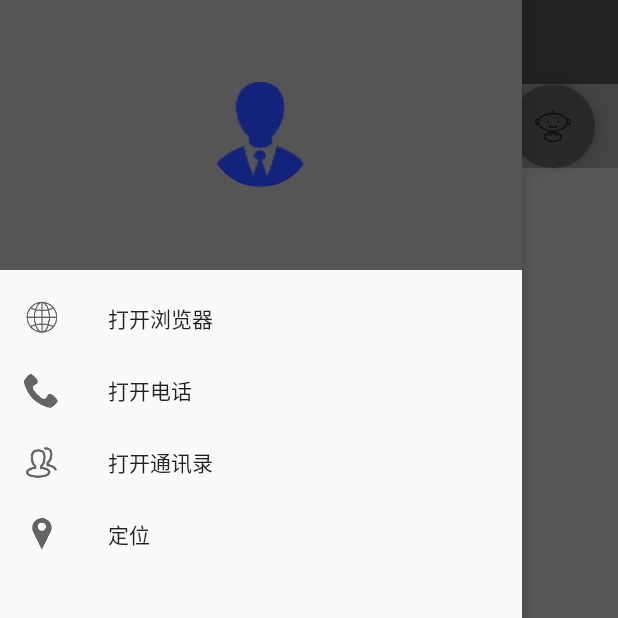
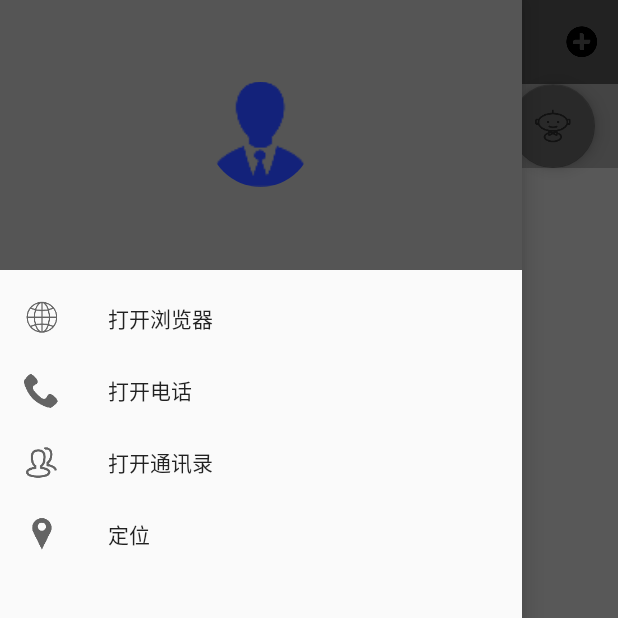
Before and after one commit to xthgrey/intelligentassistant, an Android app: the screen it shows after launch (MainActivity), with the side drawer open, on a phone screen of 412 x 824 dp, the top half of it. Run offline under Robolectric (Android 15) with nearby library versions, the phone set to English and light mode, and no system bars; our stand-ins replace CircleImageView; libraries missing offline, so code that uses them is left out: com.ashokvarma.bottomnavigation, com.baoyz.swipemenulistview; plain views replace BottomNavigationBar; 11 statements that could not run were skipped.

Commit message:
添加：场景增删改功能

```diff
--- a/app/build.gradle
+++ b/app/build.gradle
@@ -58,4 +58,6 @@ dependencies {
     compile 'com.github.bumptech.glide:glide:4.0.0-RC0'
     //BottomNavigation底部导航工具
     compile 'com.ashokvarma.android:bottom-navigation-bar:1.4.1'
+    //具有侧滑功能的listview
+    compile 'com.baoyz.swipemenulistview:library:1.3.0'
 }
--- a/app/src/main/java/com/xth/intelligentassistant/MainActivity.java
+++ b/app/src/main/java/com/xth/intelligentassistant/MainActivity.java
@@ -1,5 +1,6 @@
 package com.xth.intelligentassistant;
 
+import android.content.DialogInterface;
 import android.content.Intent;
 import android.content.pm.PackageManager;
 import android.graphics.Bitmap;
@@ -10,20 +11,28 @@ import android.os.Message;
 import android.support.annotation.NonNull;
 import android.support.design.widget.FloatingActionButton;
 import android.support.design.widget.NavigationView;
+import android.support.v4.app.Fragment;
+import android.support.v4.app.FragmentManager;
+import android.support.v4.app.FragmentTransaction;
 import android.support.v4.view.GravityCompat;
 import android.support.v4.widget.DrawerLayout;
 import android.support.v7.app.ActionBar;
+import android.support.v7.app.AlertDialog;
 import android.support.v7.app.AppCompatActivity;
 import android.support.v7.widget.Toolbar;
+import android.view.Menu;
 import android.view.MenuItem;
 import android.view.View;
+import android.widget.EditText;
 import android.widget.ImageView;
 import android.widget.TextView;
 import android.widget.Toast;
 
 import com.ashokvarma.bottomnavigation.BottomNavigationBar;
 import com.ashokvarma.bottomnavigation.BottomNavigationItem;
+import com.baoyz.swipemenulistview.SwipeMenuListView;
 import com.xth.intelligentassistant.internetapi.GaodeLocation;
+import com.xth.intelligentassistant.main.SwipeMenuListFragment;
 import com.xth.intelligentassistant.util.Constant;
 import com.xth.intelligentassistant.util.LogUtil;
 
@@ -44,17 +53,19 @@ public class MainActivity extends AppCompatActivity implements NavigationView.On
     private TextView weatherCondTxt;
     private TextView weatherCondHum;
 
+    private SwipeMenuListFragment swipeMenuListFragment;
+
     private GaodeLocation gaodeLocation;//高德地图定位
 
-    private Handler handler = new Handler(){
+    private Handler handler = new Handler() {
         @Override
         public void handleMessage(Message msg) {
-            switch (msg.what){
+            switch (msg.what) {
                 case Constant.WEATHER_CALL_BACK:
                     weatherCity.setText(gaodeLocation.getHttpUtiil().getWeather().getCity());
                     try {
-                        InputStream in = getResources().getAssets().open(Constant.WEATHER + "/" + Constant.WEATHER + gaodeLocation.getHttpUtiil().getWeather().getCondcode()+ Constant.PNG);
-                        Bitmap bmp= BitmapFactory.decodeStream(in);
+                        InputStream in = getResources().getAssets().open(Constant.WEATHER + "/" + Constant.WEATHER + gaodeLocation.getHttpUtiil().getWeather().getCondcode() + Constant.PNG);
+                        Bitmap bmp = BitmapFactory.decodeStream(in);
                         weatherCondCode.setImageBitmap(bmp);
                     } catch (IOException e) {
                         e.printStackTrace();
@@ -66,7 +77,7 @@ public class MainActivity extends AppCompatActivity implements NavigationView.On
                     break;
                 case Constant.WEATHER_EMPTY:
                 case Constant.WEATHER_REQUEST_ERROR:
-                    Toast.makeText(getApplicationContext(),Constant.WEATHER_REQUEST_ERROR_TXT,Toast.LENGTH_SHORT).show();
+                    Toast.makeText(getApplicationContext(), Constant.WEATHER_REQUEST_ERROR_TXT, Toast.LENGTH_SHORT).show();
                     break;
                 default:
                     break;
@@ -75,13 +86,40 @@ public class MainActivity extends AppCompatActivity implements NavigationView.On
     };
 
     @Override
+    public boolean onCreateOptionsMenu(Menu menu) {
+        getMenuInflater().inflate(R.menu.main_tool_bar_menu, menu);//动态创建Toolbar中的菜单
+        return true;
+    }
+
+    @Override
     public boolean onOptionsItemSelected(MenuItem item) {
         switch (item.getItemId()) {
+            case R.id.add:
+                editName();
+                break;
             case android.R.id.home:
                 drawerLayout.openDrawer(GravityCompat.START);
                 break;
         }
         return super.onOptionsItemSelected(item);
+    }
+    private void editName(){
+        final EditText et = new EditText(this);
+        AlertDialog.Builder builder = new AlertDialog.Builder(this);
+        builder.setTitle("场景名称");
+        builder.setView(et);
+        builder.setPositiveButton("确定", new DialogInterface.OnClickListener() {
+            @Override
+            public void onClick(DialogInterface dialog, int which) {
+                String s = et.getText().toString();
+                s = s.replaceAll("\\s", "");
+                if (!"".equals(s)) {
+                    swipeMenuListFragment.swipeViewAddItem(Constant.SWIPE_SENCE_KEY, et.getText().toString());
+                }
+            }
+        });
+        builder.setNegativeButton("取消", null);
+        builder.show();
     }
 
     @Override
@@ -90,7 +128,12 @@ public class MainActivity extends AppCompatActivity implements NavigationView.On
         setContentView(R.layout.activity_main);
 
         applyForPermission();
+        initData();
         initUI();
+    }
+
+    private void initData() {
+
     }
 
     //运行时权限申请授权处理
@@ -134,7 +177,9 @@ public class MainActivity extends AppCompatActivity implements NavigationView.On
         weatherTmp = (TextView) findViewById(R.id.weather_tmp);
         weatherCounty = (TextView) findViewById(R.id.weather_county);
         weatherCondTxt = (TextView) findViewById(R.id.weather_cond_txt);
-        weatherCondHum = (TextView)findViewById(R.id.weather_cond_hum);
+        weatherCondHum = (TextView) findViewById(R.id.weather_cond_hum);
+
+        swipeMenuListFragment = new SwipeMenuListFragment();
 
         setSupportActionBar(toolBar);//将toolBar作为ActionBar
         //添加toolbar导航栏
@@ -149,6 +194,8 @@ public class MainActivity extends AppCompatActivity implements NavigationView.On
                 .addItem(new BottomNavigationItem(R.drawable.main_home_location, "房间定位"))
                 .addItem(new BottomNavigationItem(R.drawable.main_home_device, "设备"))
                 .initialise();
+        //主界面list view显示布局
+        replaceFragment(swipeMenuListFragment);
 
         //设置 navigationView Item 监听
         navigationView.setNavigationItemSelectedListener(this);
@@ -160,15 +207,13 @@ public class MainActivity extends AppCompatActivity implements NavigationView.On
 
     @Override
     public boolean onNavigationItemSelected(@NonNull MenuItem item) {
+        drawerLayout.closeDrawer(GravityCompat.START);
         switch (item.getItemId()) {
             case R.id.main_menu_browser:
-
                 break;
             case R.id.main_menu_call:
-
                 break;
             case R.id.main_menu_friends:
-
                 break;
             case R.id.main_menu_location:
                 gaodeLocation = new GaodeLocation(this);
@@ -176,9 +221,9 @@ public class MainActivity extends AppCompatActivity implements NavigationView.On
                     @Override
                     public void run() {
                         Message message = new Message();
-                        while(true){
+                        while (true) {
                             int callBackFlag = gaodeLocation.getHttpUtiil().getWeatherCallBackFlag();
-                            switch (callBackFlag){
+                            switch (callBackFlag) {
                                 case Constant.WEATHER_CALL_BACK:
                                     message.what = Constant.WEATHER_CALL_BACK;
                                     handler.sendMessage(message);
@@ -199,7 +244,7 @@ public class MainActivity extends AppCompatActivity implements NavigationView.On
                                     }
                                     break;
                             }
-                            if (callBackFlag != 0){
+                            if (callBackFlag != 0) {
                                 break;
                             }
                         }
@@ -224,16 +269,28 @@ public class MainActivity extends AppCompatActivity implements NavigationView.On
 
     @Override
     public void onTabSelected(int position) {
+
         LogUtil.d("onTabSelected" + position);
     }
 
     @Override
     public void onTabUnselected(int position) {
+
         LogUtil.d("onTabUnselected" + position);
     }
 
     @Override
     public void onTabReselected(int position) {
+
         LogUtil.d("onTabReselected" + position);
     }
+
+    private void replaceFragment(Fragment fragment) {
+        FragmentManager fragmentManager = getSupportFragmentManager();
+        FragmentTransaction transaction = fragmentManager.beginTransaction();
+        transaction.replace(R.id.main_list_view_layout, fragment);
+        transaction.commit();
+    }
+
+
 }
--- /dev/null
+++ b/app/src/main/java/com/xth/intelligentassistant/main/ListViewAdapter.java
@@ -0,0 +1,68 @@
+package com.xth.intelligentassistant.main;
+
+import android.content.Context;
+import android.view.LayoutInflater;
+import android.view.View;
+import android.view.ViewGroup;
+import android.widget.BaseAdapter;
+import android.widget.TextView;
+
+import com.xth.intelligentassistant.R;
+import com.xth.intelligentassistant.util.Constant;
+import com.xth.intelligentassistant.util.LogUtil;
+
+import java.util.List;
+import java.util.Map;
+
+/**
+ * Created by XTH on 2017/5/25.
+ */
+
+public class ListViewAdapter extends BaseAdapter {
+    private List<Map<String, Object>> mData;
+    private LayoutInflater layoutInflater;
+    public ViewHolder viewHolder = null;
+
+    public ListViewAdapter(Context context,List<Map<String, Object>> mData) {
+        this.layoutInflater = LayoutInflater.from(context);
+        this.mData = mData;
+    }
+
+    public class ViewHolder {
+        public TextView senceText;
+    }
+
+    @Override
+    public int getCount() {
+        return mData.size();
+    }
+
+    @Override
+    public Object getItem(int position) {
+        return null;
+    }
+
+    @Override
+    public long getItemId(int position) {
+        return 0;
+    }
+
+    @Override
+    public View getView(int position, View convertView, ViewGroup parent) {
+        if (convertView == null) {
+            viewHolder = new ViewHolder();
+            convertView = layoutInflater.inflate(R.layout.swipe_menu_list_view_item, null);
+            viewHolder.senceText = (TextView) convertView.findViewById(R.id.sence_text);
+            convertView.setTag(viewHolder);
+        } else {
+            viewHolder = (ViewHolder) convertView.getTag();
+        }
+        viewHolder.senceText.setText((String)mData.get(position).get(Constant.SWIPE_SENCE_KEY));
+        return convertView;
+    }
+
+    @Override
+    public int getViewTypeCount() {
+        return 2;
+    }
+}
--- /dev/null
+++ b/app/src/main/java/com/xth/intelligentassistant/main/SwipeMenuListFragment.java
@@ -0,0 +1,182 @@
+package com.xth.intelligentassistant.main;
+
+import android.app.Dialog;
+import android.content.Context;
+import android.content.DialogInterface;
+import android.graphics.Color;
+import android.graphics.drawable.ColorDrawable;
+import android.os.Bundle;
+import android.support.annotation.NonNull;
+import android.support.annotation.Nullable;
+import android.support.v4.app.Fragment;
+import android.support.v7.app.AlertDialog;
+import android.view.LayoutInflater;
+import android.view.View;
+import android.view.ViewGroup;
+import android.widget.AdapterView;
+import android.widget.ArrayAdapter;
+import android.widget.EditText;
+
+import com.baoyz.swipemenulistview.SwipeMenu;
+import com.baoyz.swipemenulistview.SwipeMenuCreator;
+import com.baoyz.swipemenulistview.SwipeMenuItem;
+import com.baoyz.swipemenulistview.SwipeMenuListView;
+import com.xth.intelligentassistant.R;
+import com.xth.intelligentassistant.util.Constant;
+import com.xth.intelligentassistant.util.LogUtil;
+
+import java.util.ArrayList;
+import java.util.Collection;
+import java.util.HashMap;
+import java.util.Iterator;
+import java.util.List;
+import java.util.ListIterator;
+import java.util.Map;
+
+/**
+ * Created by XTH on 2017/5/25.
+ */
+
+public class SwipeMenuListFragment extends Fragment implements SwipeMenuListView.OnMenuItemClickListener,SwipeMenuListView.OnSwipeListener,SwipeMenuListView.OnItemLongClickListener{
+    private Context context;
+    private SwipeMenuListView swipeMenuListView;
+
+    private SwipeMenuCreator creator;
+    private String sence;
+    private List<Map<String, Object>> swipeMenuItemList;
+    private Map<String,Object> swipeMenuItemMap;
+    private  ListViewAdapter adapter;
+
+    public String getSence() {
+        return sence;
+    }
+
+    public void setSence(String sence) {
+        this.sence = sence;
+    }
+
+    @Override
+    public void onCreate(@Nullable Bundle savedInstanceState) {
+        super.onCreate(savedInstanceState);
+        context = getActivity();
+        swipeMenuItemList = new ArrayList<Map<String, Object>>();
+    }
+    public void swipeViewAddItem(String key,Object value) {
+        swipeMenuItemMap = new HashMap<String, Object>();
+        swipeMenuItemMap.put(key, value);
+        swipeMenuItemList.add(swipeMenuItemMap);
+
+        adapter.notifyDataSetChanged();
+        swipeMenuListView.smoothScrollToPosition(swipeMenuItemList.size() - 1);
+    }
+
+    @Nullable
+    @Override
+    public View onCreateView(LayoutInflater inflater, @Nullable ViewGroup container, @Nullable Bundle savedInstanceState) {
+        View view = inflater.inflate(R.layout.swipe_menu_list_view, container, false);
+        creator = new SwipeMenuCreator() {
+
+            @Override
+            public void create(SwipeMenu menu) {
+                // create "open" item
+                SwipeMenuItem openItem = new SwipeMenuItem(context);
+                // set item background
+                openItem.setBackground(new ColorDrawable(Color.rgb(0xC9, 0xC9,
+                        0xCE)));
+                // set item width
+                openItem.setWidth(dp2px(90));
+                // set item title
+                openItem.setTitle(Constant.MODIFYTXT);
+                // set item title fontsize
+                openItem.setTitleSize(18);
+                // set item title font color
+                openItem.setTitleColor(Color.WHITE);
+                // add to menu
+                menu.addMenuItem(openItem);
+
+                // create "delete" item
+                SwipeMenuItem deleteItem = new SwipeMenuItem(
+                        context);
+                // set item background
+                deleteItem.setBackground(new ColorDrawable(Color.rgb(0xF9,
+                        0x3F, 0x25)));
+                // set item width
+                deleteItem.setWidth(dp2px(90));
+                // set a icon
+                deleteItem.setIcon(R.drawable.list_view_delete);
+                // add to menu
+                menu.addMenuItem(deleteItem);
+            }
+        };
+        swipeMenuListView = (SwipeMenuListView)view.findViewById(R.id.main_swipe_menu_list_view);
+        swipeMenuListView.setMenuCreator(creator);
+        // Right
+        swipeMenuListView.setSwipeDirection(SwipeMenuListView.DIRECTION_LEFT);
+        //设置选项子菜单点击监听
+        swipeMenuListView.setOnMenuItemClickListener(this);
+        //设置滑动监听
+        swipeMenuListView.setOnSwipeListener(this);
+        //设置选项长按监听
+        swipeMenuListView.setOnItemLongClickListener(this);
+
+        adapter = new ListViewAdapter(context,swipeMenuItemList);
+        swipeMenuListView.setAdapter(adapter);
+        return view;
+    }
+    private int dp2px(float dp) {
+        final float scale = getResources().getDisplayMetrics().density;
+        return (int) (dp * scale + 0.5f);
+    }
+
+    @Override
+    public boolean onMenuItemClick(int position, SwipeMenu menu, int index) {
+        switch (index){
+            case Constant.MODIFY:
+                swipeMenuItemMap = swipeMenuItemList.get(position);
+                editName(swipeMenuItemMap);
+                break;
+            case Constant.DELETE:
+                LogUtil.d("delete"+position +"==="+index);
+                swipeMenuItemList.remove(position);
+                adapter.notifyDataSetChanged();
+                break;
+        }
+        return false;
+    }
+    private void editName(final Map<String,Object> swipeMenuItemMap){
+        final EditText et = new EditText(context);
+        et.setText((String)swipeMenuItemMap.get(Constant.SWIPE_SENCE_KEY));
+        AlertDialog.Builder builder = new AlertDialog.Builder(context);
+        builder.setTitle("修改场景名称");
+        builder.setView(et);
+        builder.setPositiveButton("确定", new DialogInterface.OnClickListener() {
+            @Override
+            public void onClick(DialogInterface dialog, int which) {
+                String s = et.getText().toString();
+                s = s.replaceAll("\\s", "");
+                if (!"".equals(s)) {
+                    swipeMenuItemMap.put(Constant.SWIPE_SENCE_KEY,s);
+                    adapter.notifyDataSetChanged();
+                }
+            }
+        });
+        builder.setNegativeButton("取消", null);
+        builder.show();
+    }
+
+    @Override
+    public void onSwipeStart(int position) {
+        LogUtil.d("onSwipeStart");
+    }
+
+    @Override
+    public void onSwipeEnd(int position) {
+        LogUtil.d("onSwipeEnd");
+    }
+
+    @Override
+    public boolean onItemLongClick(AdapterView<?> parent, View view, int position, long id) {
+
+        return true;
+    }
+}
--- a/app/src/main/res/layout/activity_main.xml
+++ b/app/src/main/res/layout/activity_main.xml
@@ -1,9 +1,9 @@
 <?xml version="1.0" encoding="utf-8"?>
 <android.support.v4.widget.DrawerLayout xmlns:android="http://schemas.android.com/apk/res/android"
+    xmlns:app="http://schemas.android.com/apk/res-auto"
     android:id="@+id/drawer_layout"
     android:layout_width="match_parent"
-    android:layout_height="match_parent"
-    xmlns:app="http://schemas.android.com/apk/res-auto">
+    android:layout_height="match_parent">
 
     <RelativeLayout
         android:layout_width="match_parent"
@@ -21,27 +21,33 @@
                 android:layout_height="wrap_content"
                 android:layout_gravity="center"
                 android:text="@string/main_toolbar_title"
-                android:textSize="25sp"/>
+                android:textSize="25sp" />
         </android.support.v7.widget.Toolbar>
 
         <android.support.design.widget.FloatingActionButton
             android:id="@+id/main_voice_assistant"
             android:layout_width="wrap_content"
             android:layout_height="wrap_content"
+            android:layout_alignParentRight="true"
             android:layout_below="@+id/main_layout_toolbar"
-            android:layout_alignParentRight="true"
             android:layout_marginRight="15sp"
-            android:src="@drawable/main_voice_assistant"
-            android:elevation="8sp"/>
+            android:elevation="8sp"
+            android:src="@drawable/main_voice_assistant" />
 
         <LinearLayout
-            android:orientation="vertical"
-            android:layout_below="@+id/main_layout_toolbar"
-            android:layout_above="@+id/main_bottom_navigation_bar"
             android:layout_width="match_parent"
             android:layout_height="match_parent"
-            android:background="@color/dialogue_layout_recyclerview_color">
-            <include layout="@layout/weather_layout"/>
+            android:layout_above="@+id/main_bottom_navigation_bar"
+            android:layout_below="@+id/main_layout_toolbar"
+            android:background="@color/dialogue_layout_recyclerview_color"
+            android:orientation="vertical">
+
+            <include layout="@layout/weather_layout" />
+
+            <FrameLayout
+                android:id="@+id/main_list_view_layout"
+                android:layout_width="match_parent"
+                android:layout_height="match_parent"/>
 
         </LinearLayout>
 
@@ -59,8 +65,8 @@
         android:layout_width="match_parent"
         android:layout_height="match_parent"
         android:layout_gravity="start"
-       app:menu="@menu/main_navigate_menu"
-       app:headerLayout="@layout/activity_main_navigate_headerlayout">
+        app:headerLayout="@layout/activity_main_navigate_headerlayout"
+        app:menu="@menu/main_navigate_menu">
 
     </android.support.design.widget.NavigationView>
 
--- /dev/null
+++ b/app/src/main/res/menu/main_tool_bar_menu.xml
@@ -0,0 +1,9 @@
+<?xml version="1.0" encoding="utf-8"?>
+<menu xmlns:android="http://schemas.android.com/apk/res/android"
+    xmlns:app="http://schemas.android.com/apk/res-auto">
+    <item
+        android:id="@+id/add"
+        android:title="@string/add"
+        android:icon="@drawable/add"
+        app:showAsAction="always" />
+</menu>
--- a/app/src/main/res/values/strings.xml
+++ b/app/src/main/res/values/strings.xml
@@ -17,5 +17,7 @@
     <string name="dialogue_chinese_button_text">"中文"</string>
     <string name="dialogue_english_button_text">"English"</string>
 
+    <string name="add">"添加"</string>
+
     <string name="XX">"--"</string>
 </resources>
```
Also changed, not shown: app/src/main/java/com/xth/intelligentassistant/util/Constant.java (+10 -3 lines), app/src/main/res/layout/swipe_menu_list_view.xml (added, +8 -0 lines), app/src/main/res/layout/swipe_menu_list_view_item.xml (added, +15 -0 lines), app/src/main/res/drawable-xxhdpi/add.png (added), app/src/main/res/drawable-xxhdpi/list_view_delete.png (added), app/src/main/res/drawable-xxhdpi/main_fragment_add_scene.png (added). Lines whose indentation alone changed are shown as unchanged.
